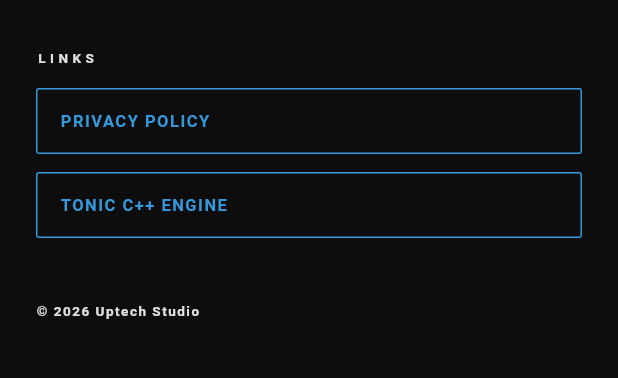
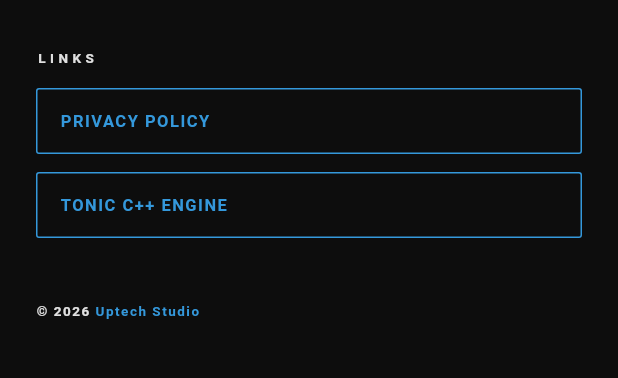
Before and after one commit to chillbrodev/tonic_synth_flutter, a Flutter app: the SettingsPage screen opened directly, on a phone screen of 412 x 824 dp, the part 383-761 px from its top. Run offline on Flutter 3.47's test engine with Material 3 defaults, Android fonts, the phone set to English and light mode, and no system bars; our stand-ins replace logger, share_plus; missing offline and left inert: dart:ffi, flutter_soloud; Roboto replaces fonts that are missing (RobotoMono).

```diff
--- a/lib/pages/settings_page.dart
+++ b/lib/pages/settings_page.dart
@@ -5,6 +5,7 @@ import 'package:url_launcher/url_launcher.dart';
 const _privacyPolicyUrl =
     'https://www.freeprivacypolicy.com/live/8b468a87-4abf-4f4a-8e9d-7bf321cfc238';
 const _tonicEngineUrl = 'https://github.com/TonicAudio/Tonic';
+const _uptechStudioUrl = 'https://www.uptechstudio.com';
 
 void openSettings(BuildContext context) {
   Navigator.of(
@@ -91,9 +92,19 @@ class SettingsPage extends StatelessWidget {
               onTap: () => _openUrl(context, Uri.parse(_tonicEngineUrl)),
             ),
             const SizedBox(height: 40),
-            const Text(
-              '© 2026 Uptech Studio',
-              style: AppStyles.settingsCopyright,
+            Row(
+              children: [
+                const Text('© 2026 ', style: AppStyles.settingsCopyright),
+                GestureDetector(
+                  onTap: () => _openUrl(context, Uri.parse(_uptechStudioUrl)),
+                  child: Text(
+                    'Uptech Studio',
+                    style: AppStyles.settingsCopyright.copyWith(
+                      color: AppStyles.accentBlue,
+                    ),
+                  ),
+                ),
+              ],
             ),
           ],
         ),
```
Also changed, not shown: 7 other files.
